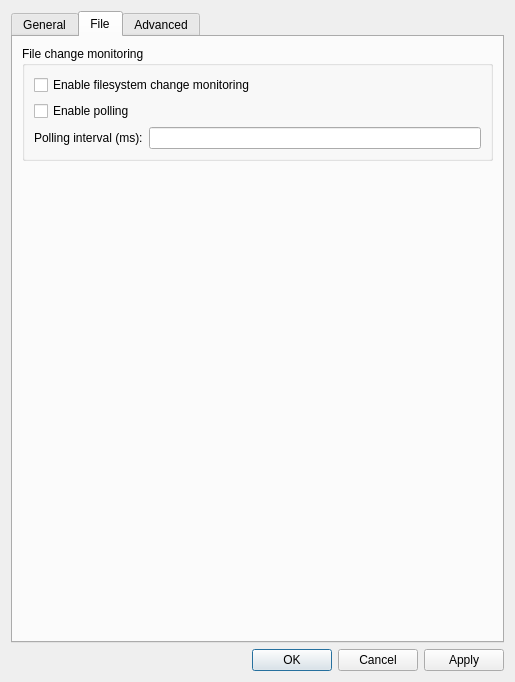
Above: src/ui/include/optionsdialog.ui from nickbnf/glogg before the change. Below: the same form after it.
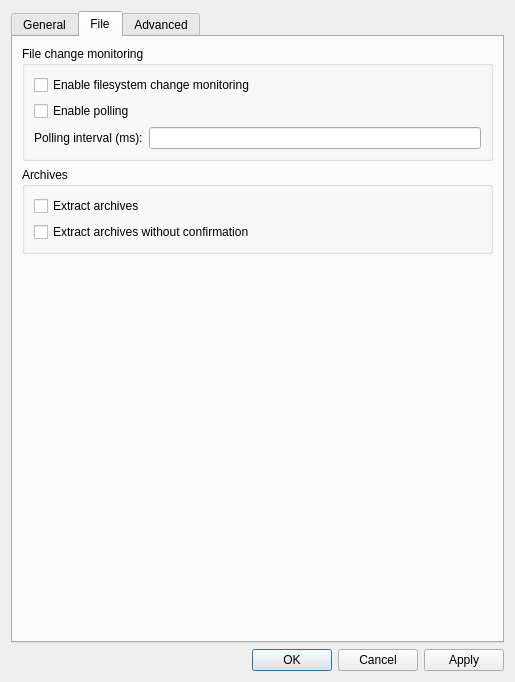
That is the form after the change. The open tabs and pages were chosen to show the change.

Commit message:
Archive support (#154)
* Add archive libraries for static build

* Update karchive to 5.65

* Allow to drag archives to main window

* Fix zlib name mangling to avoid static linking issues

* Add option to extract archives or decompress files

* Fix build on qt 5.9

* Define static lzma for windows

```diff
--- a/src/ui/include/optionsdialog.ui
+++ b/src/ui/include/optionsdialog.ui
@@ -272,6 +272,29 @@
          </layout>
         </widget>
        </item>
+       <item>
+        <widget class="QGroupBox" name="archivesGroupBox">
+         <property name="title">
+          <string>Archives</string>
+         </property>
+         <layout class="QVBoxLayout" name="verticalLayout_10">
+          <item>
+           <widget class="QCheckBox" name="extractArchivesCheckBox">
+            <property name="text">
+             <string>Extract archives</string>
+            </property>
+           </widget>
+          </item>
+          <item>
+           <widget class="QCheckBox" name="extractArchivesAlwaysCheckBox">
+            <property name="text">
+             <string>Extract archives without confirmation</string>
+            </property>
+           </widget>
+          </item>
+         </layout>
+        </widget>
+       </item>
        <item>
         <spacer name="verticalSpacer_3">
          <property name="orientation">
```
Left out of the diff: 2 changed lines with no effect on the pictures. The commit also changes 298 other files.
